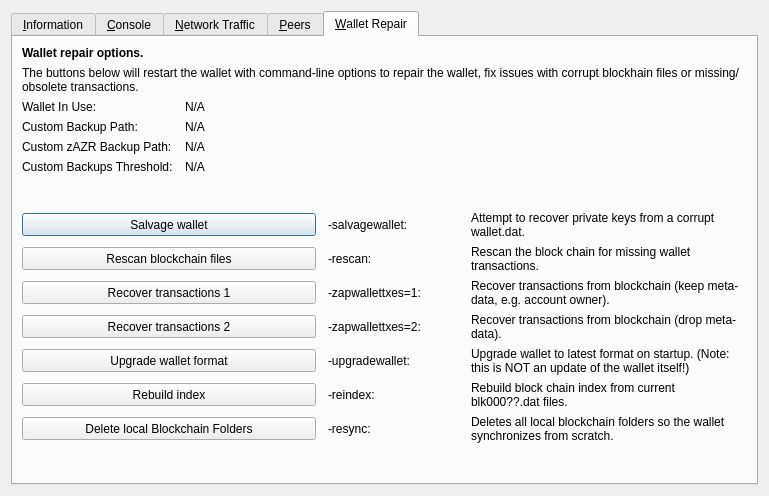
Old version of the form src/qt/forms/rpcconsole.ui in the repository vingg21/CryptCore-1.
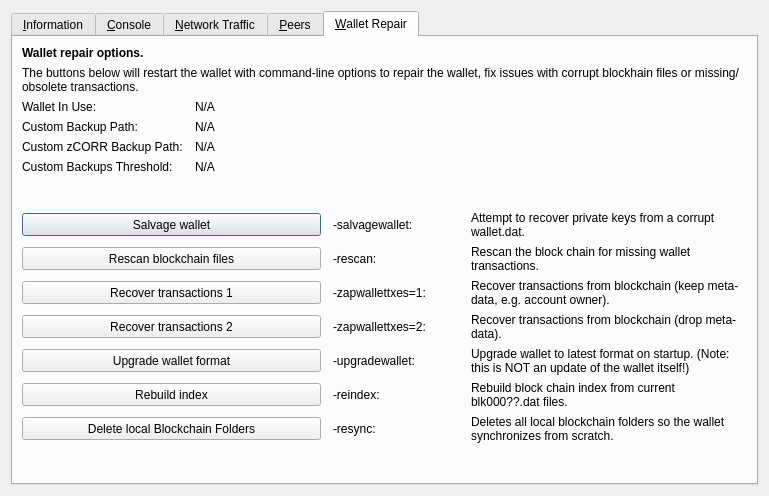
New version of the form. The open tabs and pages were chosen to show the change. Icons and pictures are not drawn. Custom widgets are drawn as their Qt base class.

What changed in the file:
```diff
--- a/src/qt/forms/rpcconsole.ui
+++ b/src/qt/forms/rpcconsole.ui
@@ -1333,7 +1333,7 @@
           <bool>false</bool>
          </property>
          <property name="text">
-          <string>Custom zAZR Backup Path:</string>
+          <string>Custom zCORR Backup Path:</string>
          </property>
         </widget>
        </item>
```
Left out of the diff: 10 changed lines with no effect on the pictures.
